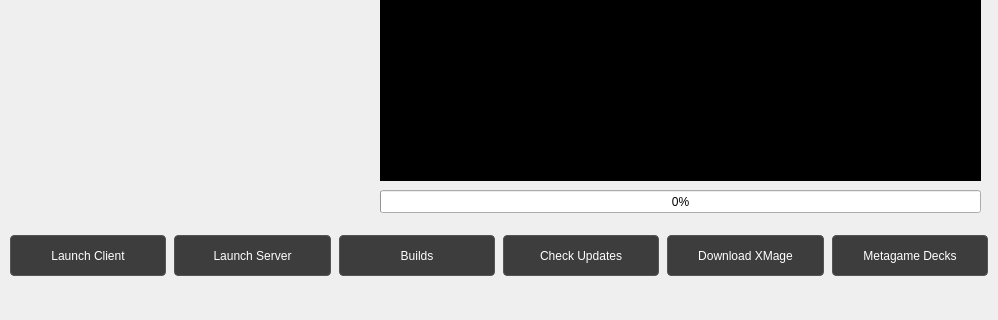
Qt form forms/mainwindow.ui (t-my/xmage-launcher-qt) before a commit; both pictures show x 0 to 998 and y 330 to 650 of the 998 by 650 pixel window.
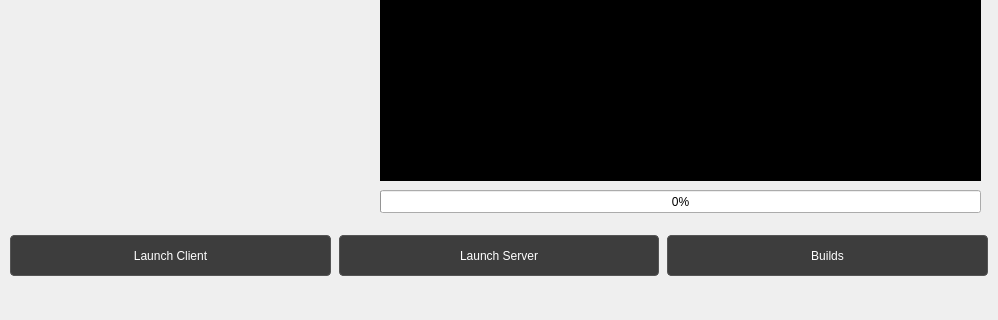
The same form after that commit. Icons and pictures are not drawn.

Commit message: Make the launcher even simpler

The edit to the form file:
```diff
--- a/forms/mainwindow.ui
+++ b/forms/mainwindow.ui
@@ -155,63 +155,6 @@
        </property>
       </widget>
      </item>
-     <item>
-      <widget class="QPushButton" name="updateButton">
-       <property name="minimumSize">
-        <size>
-         <width>0</width>
-         <height>41</height>
-        </size>
-       </property>
-       <property name="styleSheet">
-        <string notr="true">QPushButton { background-color: #3d3d3d; color: white; border: 1px solid #555; border-radius: 4px; }
-QPushButton:hover { background-color: #4d4d4d; }
-QPushButton:pressed { background-color: #2d2d2d; }
-QPushButton:disabled { background-color: #2a2a2a; color: #666; }</string>
-       </property>
-       <property name="text">
-        <string>Check Updates</string>
-       </property>
-      </widget>
-     </item>
-     <item>
-      <widget class="QPushButton" name="downloadButton">
-       <property name="minimumSize">
-        <size>
-         <width>0</width>
-         <height>41</height>
-        </size>
-       </property>
-       <property name="styleSheet">
-        <string notr="true">QPushButton { background-color: #3d3d3d; color: white; border: 1px solid #555; border-radius: 4px; }
-QPushButton:hover { background-color: #4d4d4d; }
-QPushButton:pressed { background-color: #2d2d2d; }
-QPushButton:disabled { background-color: #2a2a2a; color: #666; }</string>
-       </property>
-       <property name="text">
-        <string>Download XMage</string>
-       </property>
-      </widget>
-     </item>
-     <item>
-      <widget class="QPushButton" name="decksButton">
-       <property name="minimumSize">
-        <size>
-         <width>0</width>
-         <height>41</height>
-        </size>
-       </property>
-       <property name="styleSheet">
-        <string notr="true">QPushButton { background-color: #3d3d3d; color: white; border: 1px solid #555; border-radius: 4px; }
-QPushButton:hover { background-color: #4d4d4d; }
-QPushButton:pressed { background-color: #2d2d2d; }
-QPushButton:disabled { background-color: #2a2a2a; color: #666; }</string>
-       </property>
-       <property name="text">
-        <string>Metagame Decks</string>
-       </property>
-      </widget>
-     </item>
     </layout>
    </widget>
   </widget>
```
The commit also changes 2 other files.
